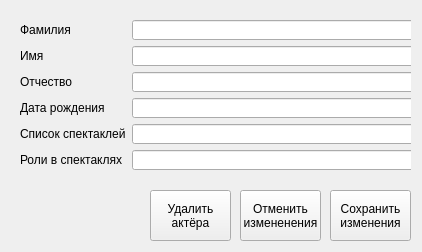
First picture: the form in Teatr/more_actor.ui, repository Shnayder102/teatr, before the edit.
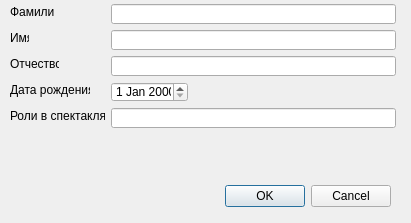
Second picture: the form after the edit.

Patch:
```diff
--- a/Teatr/more_actor.ui
+++ b/Teatr/more_actor.ui
@@ -1,137 +1,74 @@
 <?xml version="1.0" encoding="UTF-8"?>
 <ui version="4.0">
  <class>more_actor</class>
- <widget class="QWidget" name="more_actor">
+ <widget class="QDialog" name="more_actor">
   <property name="geometry">
    <rect>
     <x>0</x>
     <y>0</y>
-    <width>422</width>
-    <height>252</height>
+    <width>411</width>
+    <height>223</height>
    </rect>
   </property>
   <property name="minimumSize">
    <size>
-    <width>422</width>
-    <height>252</height>
+    <width>411</width>
+    <height>223</height>
    </size>
   </property>
   <property name="maximumSize">
    <size>
-    <width>422</width>
-    <height>252</height>
+    <width>411</width>
+    <height>223</height>
    </size>
   </property>
   <property name="windowTitle">
    <string>Form</string>
   </property>
-  <widget class="QPushButton" name="pushButton_3">
+  <widget class="QDialogButtonBox" name="buttonBox">
    <property name="geometry">
     <rect>
-     <x>150</x>
-     <y>190</y>
-     <width>81</width>
-     <height>51</height>
+     <x>50</x>
+     <y>180</y>
+     <width>341</width>
+     <height>32</height>
     </rect>
    </property>
-   <property name="text">
-    <string>Удалить 
-актёра</string>
-   </property>
-  </widget>
-  <widget class="QPushButton" name="pushButton">
-   <property name="geometry">
-    <rect>
-     <x>330</x>
-     <y>190</y>
-     <width>81</width>
-     <height>51</height>
-    </rect>
-   </property>
-   <property name="text">
-    <string>Сохранить 
-изменения</string>
-   </property>
-  </widget>
-  <widget class="QPushButton" name="pushButton_2">
-   <property name="geometry">
-    <rect>
-     <x>240</x>
-     <y>190</y>
-     <width>81</width>
-     <height>51</height>
-    </rect>
-   </property>
-   <property name="text">
-    <string>Отменить 
-измененения</string>
-   </property>
-  </widget>
-  <widget class="QWidget" name="layoutWidget">
-   <property name="geometry">
-    <rect>
-     <x>20</x>
-     <y>20</y>
-     <width>391</width>
-     <height>161</height>
-    </rect>
-   </property>
-   <layout class="QFormLayout" name="formLayout">
-    <item row="0" column="0">
-     <widget class="QLabel" name="label">
-      <property name="text">
-       <string>Фамилия</string>
-      </property>
-     </widget>
-    </item>
-    <item row="0" column="1">
-     <widget class="QLineEdit" name="lineEdit">
-      <property name="minimumSize">
-       <size>
-        <width>285</width>
-        <height>20</height>
-       </size>
-      </property>
       <property name="maximumSize">
        <size>
-        <width>285</width>
-        <height>20</height>
-       </size>
-      </property>
-     </widget>
-    </item>
-    <item row="1" column="0">
-     <widget class="QLabel" name="label_2">
-      <property name="text">
-       <string>Имя</string>
-      </property>
-     </widget>
-    </item>
-    <item row="1" column="1">
-     <widget class="QLineEdit" name="lineEdit_2">
-      <property name="minimumSize">
-       <size>
-        <width>285</width>
-        <height>20</height>
-       </size>
-      </property>
-      <property name="maximumSize">
-       <size>
-        <width>285</width>
-        <height>20</height>
-       </size>
-      </property>
-     </widget>
-    </item>
-    <item row="2" column="0">
+     <width>341</width>
+     <height>32</height>
+    </size>
+   </property>
+   <property name="orientation">
+    <enum>Qt::Horizontal</enum>
+   </property>
+   <property name="standardButtons">
+    <set>QDialogButtonBox::Cancel|QDialogButtonBox::Ok</set>
+   </property>
+  </widget>
      <widget class="QLabel" name="label_3">
+   <property name="geometry">
+    <rect>
+     <x>10</x>
+     <y>56</y>
+     <width>49</width>
+     <height>16</height>
+    </rect>
+   </property>
       <property name="text">
        <string>Отчество</string>
       </property>
      </widget>
-    </item>
-    <item row="2" column="1">
-     <widget class="QLineEdit" name="lineEdit_3">
+  <widget class="QLineEdit" name="eSurname">
+   <property name="geometry">
+    <rect>
+     <x>111</x>
+     <y>4</y>
+     <width>285</width>
+     <height>20</height>
+    </rect>
+   </property>
       <property name="minimumSize">
        <size>
         <width>285</width>
@@ -145,39 +82,28 @@
        </size>
       </property>
      </widget>
-    </item>
-    <item row="3" column="0">
      <widget class="QLabel" name="label_4">
+   <property name="geometry">
+    <rect>
+     <x>10</x>
+     <y>82</y>
+     <width>80</width>
+     <height>16</height>
+    </rect>
+   </property>
       <property name="text">
        <string>Дата рождения</string>
       </property>
      </widget>
-    </item>
-    <item row="3" column="1">
-     <widget class="QLineEdit" name="lineEdit_4">
-      <property name="minimumSize">
-       <size>
+  <widget class="QLineEdit" name="eRoles">
+   <property name="geometry">
+    <rect>
+     <x>111</x>
+     <y>108</y>
         <width>285</width>
         <height>20</height>
-       </size>
-      </property>
-      <property name="maximumSize">
-       <size>
-        <width>285</width>
-        <height>20</height>
-       </size>
-      </property>
-     </widget>
-    </item>
-    <item row="4" column="0">
-     <widget class="QLabel" name="label_5">
-      <property name="text">
-       <string>Список спектаклей</string>
-      </property>
-     </widget>
-    </item>
-    <item row="4" column="1">
-     <widget class="QLineEdit" name="lineEdit_5">
+    </rect>
+   </property>
       <property name="minimumSize">
        <size>
         <width>285</width>
@@ -187,20 +113,32 @@
       <property name="maximumSize">
        <size>
         <width>285</width>
-        <height>20</height>
+     <height>61</height>
        </size>
       </property>
      </widget>
-    </item>
-    <item row="5" column="0">
      <widget class="QLabel" name="label_6">
+   <property name="geometry">
+    <rect>
+     <x>10</x>
+     <y>108</y>
+     <width>95</width>
+     <height>16</height>
+    </rect>
+   </property>
       <property name="text">
        <string>Роли в спектаклях</string>
       </property>
      </widget>
-    </item>
-    <item row="5" column="1">
-     <widget class="QLineEdit" name="lineEdit_6">
+  <widget class="QLineEdit" name="ePatronymic">
+   <property name="geometry">
+    <rect>
+     <x>111</x>
+     <y>56</y>
+     <width>285</width>
+     <height>20</height>
+    </rect>
+   </property>
       <property name="minimumSize">
        <size>
         <width>285</width>
@@ -214,8 +152,95 @@
        </size>
       </property>
      </widget>
-    </item>
-   </layout>
+  <widget class="QLineEdit" name="eName">
+   <property name="geometry">
+    <rect>
+     <x>111</x>
+     <y>30</y>
+     <width>285</width>
+     <height>20</height>
+    </rect>
+   </property>
+   <property name="minimumSize">
+    <size>
+     <width>285</width>
+     <height>20</height>
+    </size>
+   </property>
+   <property name="maximumSize">
+    <size>
+     <width>285</width>
+     <height>20</height>
+    </size>
+   </property>
+  </widget>
+  <widget class="QDateEdit" name="dateEdit">
+   <property name="geometry">
+    <rect>
+     <x>111</x>
+     <y>82</y>
+     <width>77</width>
+     <height>20</height>
+    </rect>
+   </property>
+   <property name="minimumSize">
+    <size>
+     <width>77</width>
+     <height>20</height>
+    </size>
+   </property>
+   <property name="maximumSize">
+    <size>
+     <width>77</width>
+     <height>20</height>
+    </size>
+   </property>
+   <property name="maximumDateTime">
+    <datetime>
+     <hour>23</hour>
+     <minute>59</minute>
+     <second>59</second>
+     <year>2100</year>
+     <month>12</month>
+     <day>31</day>
+    </datetime>
+   </property>
+   <property name="minimumDateTime">
+    <datetime>
+     <hour>0</hour>
+     <minute>0</minute>
+     <second>0</second>
+     <year>1900</year>
+     <month>1</month>
+     <day>1</day>
+    </datetime>
+   </property>
+  </widget>
+  <widget class="QLabel" name="label">
+   <property name="geometry">
+    <rect>
+     <x>10</x>
+     <y>4</y>
+     <width>44</width>
+     <height>16</height>
+    </rect>
+   </property>
+   <property name="text">
+    <string>Фамилия</string>
+   </property>
+  </widget>
+  <widget class="QLabel" name="label_2">
+   <property name="geometry">
+    <rect>
+     <x>10</x>
+     <y>30</y>
+     <width>19</width>
+     <height>16</height>
+    </rect>
+   </property>
+   <property name="text">
+    <string>Имя</string>
+   </property>
   </widget>
  </widget>
  <resources/>
```
Left out of the diff: 37 changed lines with no effect on the pictures. Lines whose indentation alone changed are shown as unchanged.
